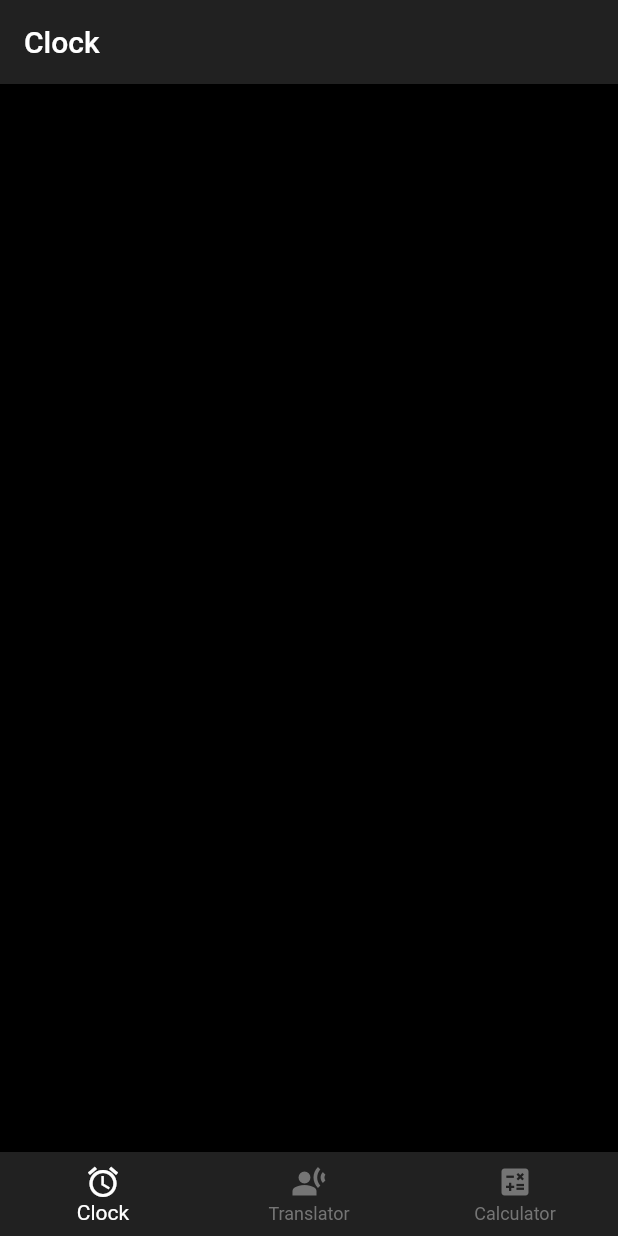
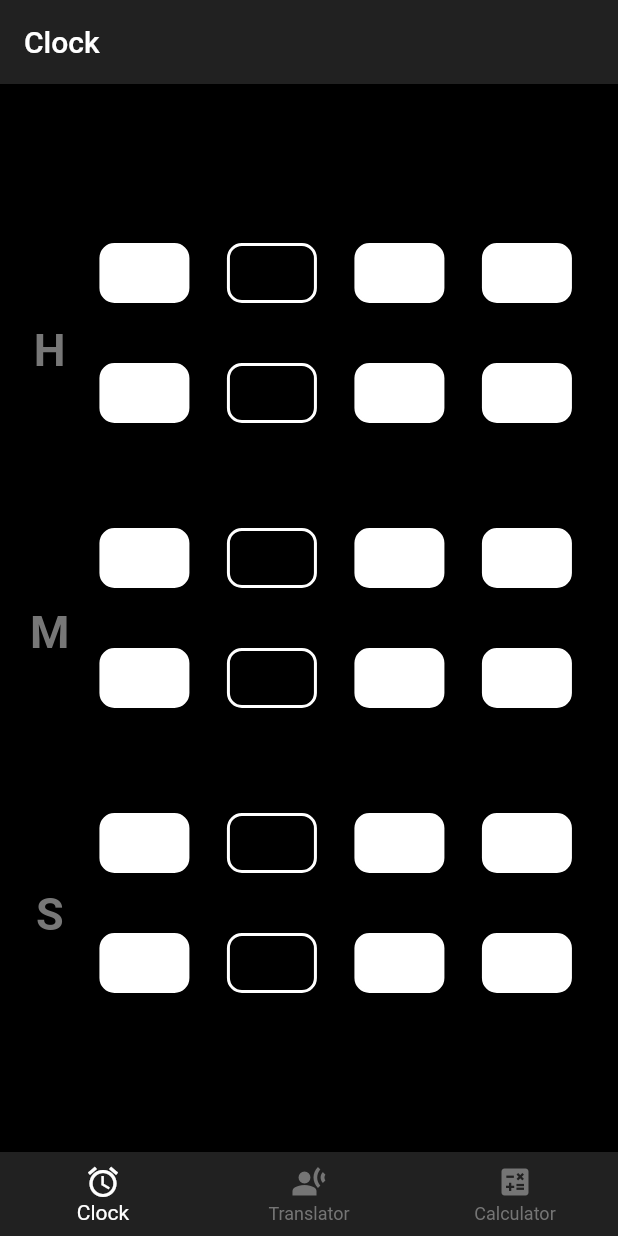
Before and after one commit to fandres51/binary_tools, a Flutter app: the screen it shows after launch, on a phone screen of 412 x 824 dp. Run offline on Flutter 3.47's test engine with Material 2 defaults, Android fonts, the phone set to English and light mode, and no system bars.

Commit message:
clock ui improvements

```diff
--- a/lib/pages/clock.dart
+++ b/lib/pages/clock.dart
@@ -1,3 +1,4 @@
+import 'package:binary_tools/widgets/clock_column.dart';
 import 'package:flutter/material.dart';
 
 class Clock extends StatelessWidget {
@@ -5,10 +6,42 @@ class Clock extends StatelessWidget {
 
   @override
   Widget build(BuildContext context) {
-    return const Scaffold(
+    return Scaffold(
       backgroundColor: Colors.black,
       body: Center(
-        child: Text("Clock"),
+        child: Row(
+          children: [
+            Padding(
+              padding: const EdgeInsets.only(right: 20, left: 20),
+              child: Column(
+                children: const [
+                  SizedBox(height: 160),
+                  Text('H', style: TextStyle(color: Color.fromARGB(255, 119, 119, 119), fontSize: 30, fontWeight: FontWeight.bold)),
+                  SizedBox(height: 153),
+                  Text('M', style: TextStyle(color: Color.fromARGB(255, 119, 119, 119), fontSize: 30, fontWeight: FontWeight.bold)),
+                  SizedBox(height: 153),
+                  Text('S', style: TextStyle(color: Color.fromARGB(255, 119, 119, 119), fontSize: 30, fontWeight: FontWeight.bold)),
+                ],
+              ),
+            ),
+            Column(
+              mainAxisAlignment: MainAxisAlignment.center,
+              children: [
+                ClockColumn(),
+                const SizedBox(height: 40),
+                ClockColumn(),
+                const SizedBox(height: 70),
+                ClockColumn(),
+                const SizedBox(height: 40),
+                ClockColumn(),
+                const SizedBox(height: 70),
+                ClockColumn(),
+                const SizedBox(height: 40),
+                ClockColumn(),
+              ],
+            ),
+          ],
+        ),
       ),
     );
   }
--- /dev/null
+++ b/lib/widgets/clock_column.dart
@@ -0,0 +1,42 @@
+// ignore_for_file: must_be_immutable
+
+import 'package:flutter/material.dart';
+
+//create a steateless widget
+class ClockColumn extends StatelessWidget {
+  int number;
+  ClockColumn({super.key, this.number = 0});
+
+  @override
+  Widget build(BuildContext context) {
+    return Row(
+      children: [
+        BinarySquare(value: true),
+        const SizedBox(width: 25),
+        BinarySquare(value: false),
+        const SizedBox(width: 25),
+        BinarySquare(value: true),
+        const SizedBox(width: 25),
+        BinarySquare(value: true),
+      ],
+    );
+  }
+}
+
+class BinarySquare extends StatelessWidget {
+  bool value;
+  BinarySquare({super.key, this.value = false});
+
+  @override
+  Widget build(BuildContext context) {
+    return Container(
+      width: 60,
+      height: 40,
+      decoration: BoxDecoration(
+        color: value ? Colors.white : Colors.transparent,
+        border: Border.all(color: Colors.white, width: 2),
+        borderRadius: BorderRadius.circular(10),
+      ),
+    );
+  }
+}
--- a/pubspec.yaml
+++ b/pubspec.yaml
@@ -35,6 +35,7 @@ dependencies:
   # The following adds the Cupertino Icons font to your application.
   # Use with the CupertinoIcons class for iOS style icons.
   cupertino_icons: ^1.0.2
+  intl: ^0.18.0
 
 dev_dependencies:
   flutter_test:
```
Also changed, not shown: pubspec.lock.
